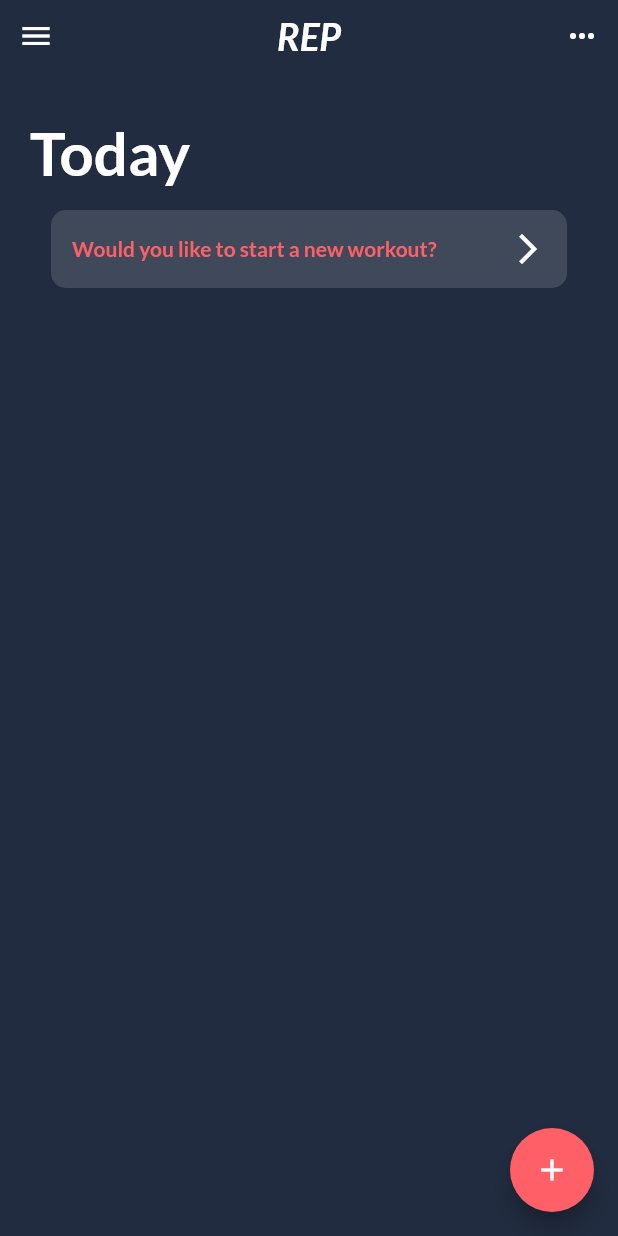
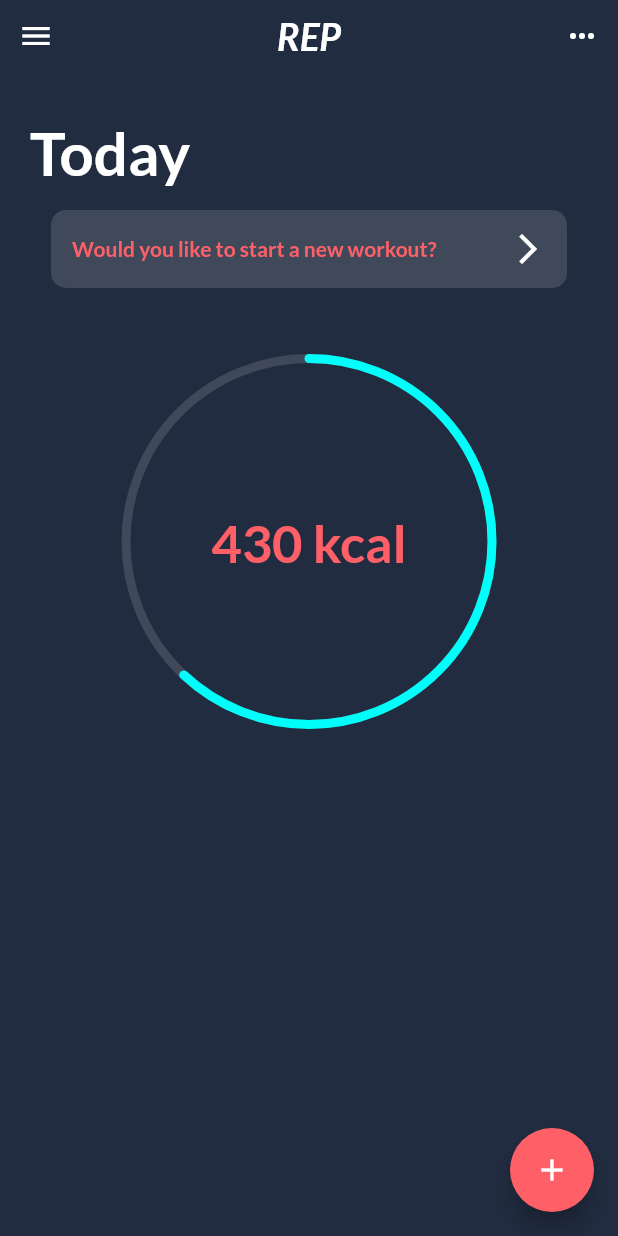
Before and after one commit to illuminati1911/rep, a Flutter app: the screen it shows after launch, on a phone screen of 412 x 824 dp. Run offline on Flutter 3.47's test engine with Material 2 defaults, Android fonts, the phone set to English and light mode, and no system bars; our stand-ins replace google_fonts.

Commit message:
Added circle progress bar

```diff
--- a/lib/general/rep_colors.dart
+++ b/lib/general/rep_colors.dart
@@ -4,6 +4,8 @@ import 'package:flutter/material.dart';
 class RepColors {
   static const Color main = Color(0xFF212C40);
   //static const Color main = Color(0xFF121212);
+
+  static final Color whiteGlass = Colors.white.withAlpha(35);
 
   // TODO: Change these to use Alpha
   static const Color surfaceVeryLight = Color(0xFF323232);
--- a/lib/views/dashboard/dashboard.dart
+++ b/lib/views/dashboard/dashboard.dart
@@ -5,6 +5,7 @@ import 'package:rep/general/rep_colors.dart';
 import 'package:rep/general/rep_styles.dart';
 import 'package:rep/models/home_state.dart';
 import 'package:rep/views/dashboard/start_workout_widget.dart';
+import 'package:rep/views/global/circle_progress_bar/circle_progress_bar.dart';
 import 'package:rep/views/global/rep_appbar.dart';
 
 class DashBoard extends StatelessWidget {
@@ -26,6 +27,18 @@ class DashBoard extends StatelessWidget {
               onTap: () {
                 print("TODO: Start new workout");
               },
+            ),
+            Container(
+              margin: EdgeInsets.only(top: 30),
+              height: 250,
+              child: CircleProgressBar(
+                foregroundColor: RepColors.textCyan,
+                backgroundColor: RepColors.whiteGlass,
+                value: 0.62,
+                child: Text("430 kcal",
+                  style: RepStyles.warningRedBold().copyWith(fontSize: 35)
+                ),
+              ),
             )
           ],
         )
--- a/lib/views/dashboard/dashboard_base_widget.dart
+++ b/lib/views/dashboard/dashboard_base_widget.dart
@@ -1,5 +1,6 @@
 
 import 'package:flutter/material.dart';
+import 'package:rep/general/rep_colors.dart';
 
 class DashBoardBaseWidget extends StatelessWidget {
   final Widget child;
@@ -19,7 +20,7 @@ class DashBoardBaseWidget extends StatelessWidget {
             padding: EdgeInsets.all(14),
             decoration: BoxDecoration(
               borderRadius: BorderRadius.circular(10),
-              color: Colors.white.withAlpha(35)
+              color: RepColors.whiteGlass
             ),
             child: child,
           ),
--- /dev/null
+++ b/lib/views/global/circle_progress_bar/circle_progress_bar.dart
@@ -0,0 +1,100 @@
+
+import 'package:flutter/material.dart';
+import 'package:rep/views/global/circle_progress_bar/circle_progress_bar_painter.dart';
+
+class CircleProgressBar extends StatefulWidget {
+  final Color backgroundColor;
+  final Color foregroundColor;
+  final double value;
+  final Widget child;
+
+  CircleProgressBar({
+    Key key,
+    this.backgroundColor,
+    this.child,
+    @required this.foregroundColor,
+    @required this.value
+  }) : super(key: key);
+
+  @override
+  _CircleProgressBarState createState() => _CircleProgressBarState();
+}
+
+class _CircleProgressBarState extends State<CircleProgressBar> with
+SingleTickerProviderStateMixin {
+  AnimationController _animController;
+  Tween<double> valueTween;
+  Tween<Color> foregroundColorTween;
+  Animation<double> curve;
+
+  @override
+  void initState() {
+    super.initState();
+
+    this._animController = AnimationController(
+      duration: const Duration(seconds: 1),
+      vsync: this
+    );
+    this._animController.forward();
+    this.valueTween = Tween<double>(
+      begin: 0,
+      end: this.widget.value
+    );
+    this.curve = CurvedAnimation(
+      parent: this._animController,
+      curve: Curves.easeInOut
+    );
+  }
+
+  @override
+  void dispose() {
+    this._animController.dispose();
+    super.dispose();
+  }
+
+  @override
+  void didUpdateWidget(CircleProgressBar oldWidget) {
+    super.didUpdateWidget(oldWidget);
+
+    this.foregroundColorTween = ColorTween(
+      begin: oldWidget?.foregroundColor,
+      end: this.widget.foregroundColor
+    );
+
+    if (this.widget.value != oldWidget.value) {
+      this.valueTween = Tween<double>(
+        begin: this.valueTween?.evaluate(this._animController)
+          ?? oldWidget?.value
+          ?? 0,
+        end: this.widget.value ?? 1
+      );
+    }
+    this._animController
+        ..value = 0
+        ..forward();
+  }
+
+  @override
+  Widget build(BuildContext context) {
+    return AspectRatio(
+      aspectRatio: 1,
+      child: AnimatedBuilder(
+        animation: this.curve,
+        child: Container(
+          child: Center(child: this.widget.child),
+        ),
+        builder: (context, child) {
+          return CustomPaint(
+            child: child,
+            foregroundPainter: CircleProgressBarPainter(
+              backgroundColor: this.widget.backgroundColor,
+              foregroundColor: this.widget.foregroundColor,
+              percentage: this.valueTween.evaluate(this.curve),
+              strokeWidth: 6
+            ),
+          );
+        }
+      )
+      );
+  }
+}
--- /dev/null
+++ b/lib/views/global/circle_progress_bar/circle_progress_bar_painter.dart
@@ -0,0 +1,63 @@
+
+import 'dart:math';
+import 'package:flutter/material.dart';
+
+class CircleProgressBarPainter extends CustomPainter {
+  final double percentage;
+  final double strokeWidth;
+  final Color backgroundColor;
+  final Color foregroundColor;
+
+  CircleProgressBarPainter({
+    this.backgroundColor,
+    @required this.foregroundColor,
+    @required this.percentage,
+    @required this.strokeWidth,
+  });
+
+  @override
+  void paint(Canvas canvas, Size size) {
+    final Offset center = size.center(Offset.zero);
+    // Size - strokewidths to fit in square
+    final Size constrainedSize = size - Offset(this.strokeWidth, this.strokeWidth);
+    final shortestSide = min(constrainedSize.width, constrainedSize.height);
+    final radius = shortestSide / 2;
+
+    final foregroundPaint = Paint()
+      ..color = this.foregroundColor
+      ..strokeWidth = this.strokeWidth
+      ..strokeCap = StrokeCap.round
+      ..style = PaintingStyle.stroke;
+
+    if (backgroundColor != null) {
+      final backgroundPaint = Paint()
+        ..color = this.backgroundColor
+        ..strokeWidth = this.strokeWidth
+        ..style = PaintingStyle.stroke;
+      canvas.drawCircle(center, radius, backgroundPaint);
+    }
+
+    // both in radians
+    final startAngle = -1/2 * pi;
+    final sweepAngle = 2 * pi * this.percentage;
+
+    // draw progress arc
+    canvas.drawArc(
+      Rect.fromCircle(center: center, radius: radius),
+      startAngle,
+      sweepAngle,
+      false,
+      foregroundPaint
+    );
+
+  }
+
+  @override
+  bool shouldRepaint(CustomPainter oldDelegate) {
+    final oldPainter = (oldDelegate as CircleProgressBarPainter);
+    return oldPainter.percentage != this.percentage ||
+        oldPainter.backgroundColor != this.backgroundColor ||
+        oldPainter.foregroundColor != this.foregroundColor ||
+        oldPainter.strokeWidth != this.strokeWidth;
+  }
+}
```
Also changed, not shown: lib/views/dashboard/start_workout_widget.dart (+7 -7 lines).
